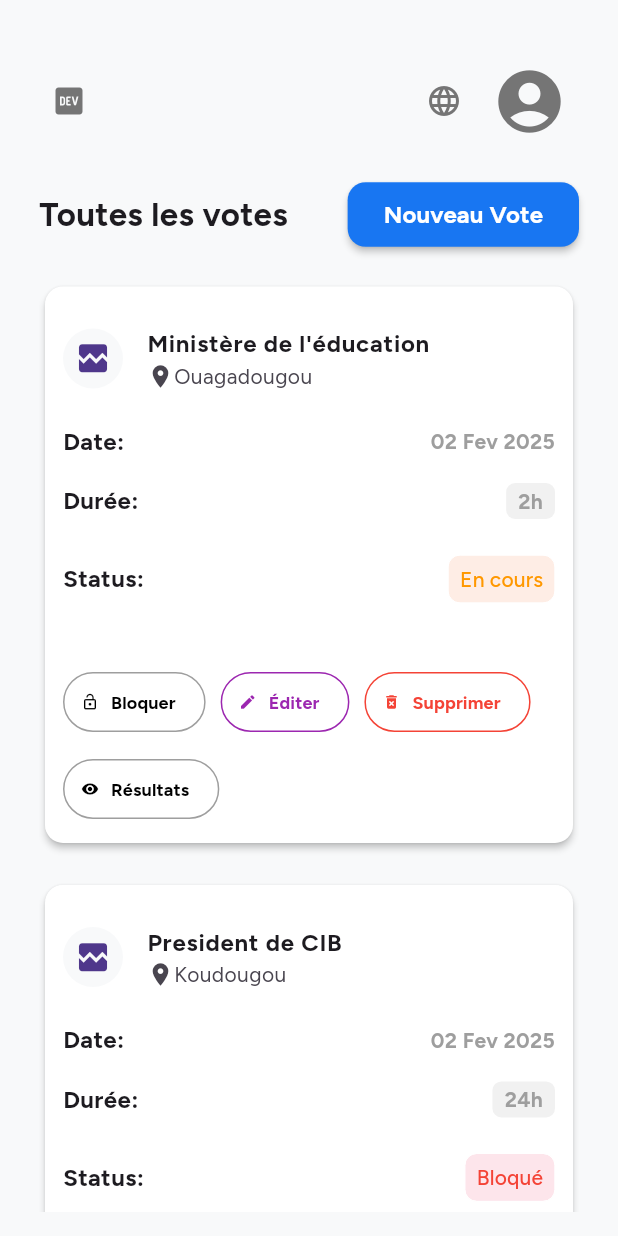
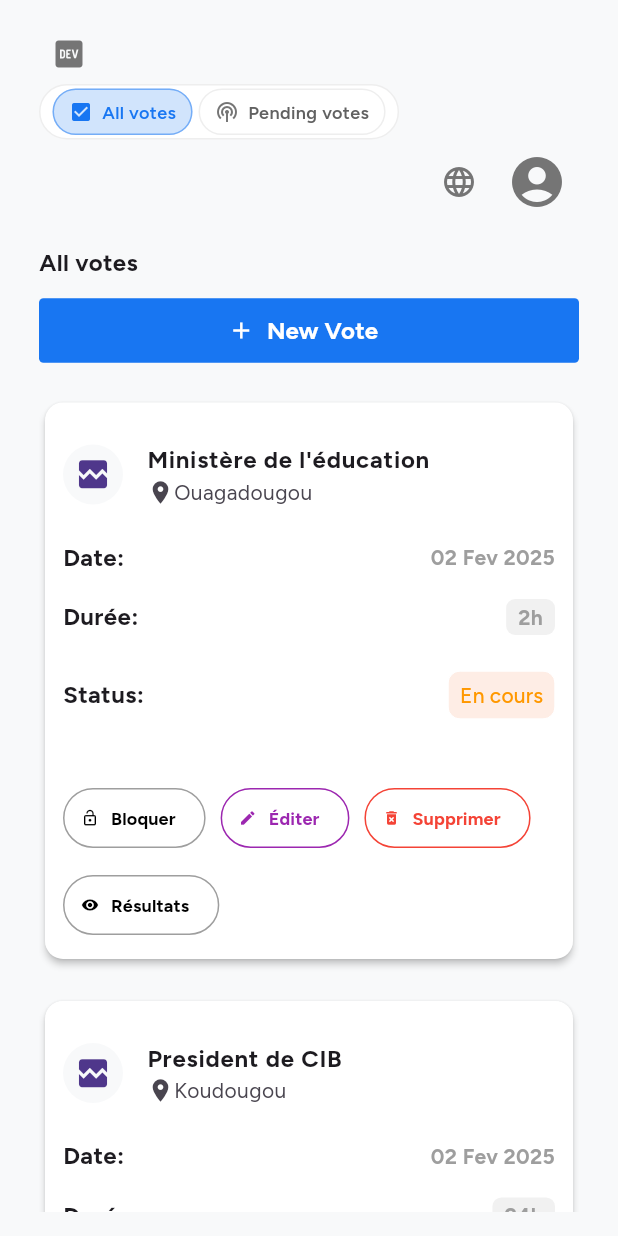
Before and after one commit to issiakaboss/faso-vote-client, a Flutter app: the screen it shows after launch, after a tap on the "language" icon, on a phone screen of 412 x 824 dp. Run offline on Flutter 3.47's test engine with Material 3 defaults, Android fonts, the phone set to English and light mode, and no system bars; our stand-ins replace diacritic, flutter_dotenv, get, get_storage, google_fonts, pinput; missing offline and left inert: laravel_echo_null, pusher_client_socket, super_tooltip; network calls fail.

Commit message:
vote list is ok1

```diff
--- /dev/null
+++ b/lib/app/data/models/vote.dart
@@ -0,0 +1,16 @@
+
+class VoteModel {
+  final String title;
+  final String location;
+  final String date;
+  final String duration;
+  final String status;
+
+  VoteModel({
+    required this.title,
+    required this.location,
+    required this.date,
+    required this.duration,
+    required this.status,
+  });
+}
--- a/lib/app/modules/admin/dashboard/controllers/dashboard_controller.dart
+++ b/lib/app/modules/admin/dashboard/controllers/dashboard_controller.dart
@@ -1,12 +1,14 @@
 import 'package:get/get.dart';
 
+import '../../../../data/models/vote.dart';
+
 class DashboardController extends GetxController {
-  //TODO: Implement DashboardController
-
-  final count = 0.obs;
+  final votes = <VoteModel>[].obs;
+  final selectedToggleIndex = 0.obs;
   @override
   void onInit() {
     super.onInit();
+    _loadVotes();
   }
 
   @override
@@ -19,5 +21,36 @@ class DashboardController extends GetxController {
     super.onClose();
   }
 
-  void increment() => count.value++;
+  void _loadVotes() {
+    votes.value = [
+      VoteModel(
+        title: "Ministère de l'éducation",
+        location: "Ouagadougou",
+        date: "02 Fev 2025",
+        duration: "2h",
+        status: "En cours",
+      ),
+      VoteModel(
+        title: "President de CIB",
+        location: "Koudougou",
+        date: "02 Fev 2025",
+        duration: "24h",
+        status: "Bloqué",
+      ),
+      VoteModel(
+        title: "Chef de Police",
+        location: "Ouagadougou",
+        date: "02 Fev 2025",
+        duration: "1 jour",
+        status: "Terminé",
+      ),
+      VoteModel(
+        title: "Directeur général",
+        location: "Ouagadougou",
+        date: "02 Fev 2025",
+        duration: "3h",
+        status: "En cours",
+      ),
+    ];
+  }
 }
--- a/lib/app/modules/admin/dashboard/views/dashboard_view.dart
+++ b/lib/app/modules/admin/dashboard/views/dashboard_view.dart
@@ -3,10 +3,12 @@ import 'package:faso_vote_client/app/themes/app_text_styles.dart';
 import 'package:faso_vote_client/app/utils/constants/app_constant.dart';
 import 'package:faso_vote_client/app/widgets/custom_button.dart';
 import 'package:faso_vote_client/app/widgets/custom_text.dart';
+import 'package:faso_vote_client/generated/locales.g.dart';
 import 'package:flutter/material.dart';
 
 import 'package:get/get.dart';
 
+import '../../../../utils/helpers/responsive_helper.dart';
 import '../../widgets/vote_card.dart';
 import '../controllers/dashboard_controller.dart';
 
@@ -14,17 +16,12 @@ class DashboardView extends GetView<DashboardController> {
   const DashboardView({super.key});
   @override
   Widget build(BuildContext context) {
-    final screenWidth = context.width;
-
-    // Define breakpoints (you can adjust)
-    final bool isMobile = screenWidth < 600;
-    final bool isTablet = screenWidth >= 600 && screenWidth < 1024;
-    final bool isDesktop = screenWidth >= 1024;
+    final responsive = ResponsiveHelper(context);
     return Container(
       padding: EdgeInsets.symmetric(
-          horizontal: isDesktop
+          horizontal: responsive.isDesktop
               ? AppConstant.desktopHaurizontalPadding
-              : isTablet
+              : responsive.isTablet
                   ? AppConstant.tabletHaurizontalPadding
                   : 10.0),
       color: Get.theme.scaffoldBackgroundColor,
@@ -36,17 +33,57 @@ class DashboardView extends GetView<DashboardController> {
               child: Column(
                 crossAxisAlignment: CrossAxisAlignment.start,
                 children: [
+                  Column(
+                    children: [
+                      // Top bar with logo, toggle, and profile/language
                       SizedBox(
-                    height: context.height / 8,
-                    child: Row(
-                      mainAxisAlignment: MainAxisAlignment.spaceBetween,
+                        height: responsive.isMobile
+                            ? context.height / 6
+                            : context.height / 8,
+                        child: responsive.isMobile
+                            ? Column(
+                                crossAxisAlignment: CrossAxisAlignment.start,
+                                children: [
+                                  const Padding(
+                                    padding: EdgeInsets.all(8.0),
+                                    child: Icon(Icons.logo_dev),
+                                  ),
+                                  ToggleVotes(
+                                    onChanged: (index) {
+                                      controller.selectedToggleIndex.value =
+                                          index;
+                                    },
+                                  ),
+                                  Row(
+                                    mainAxisAlignment: MainAxisAlignment.end,
+                                    children: [
+                                      IconButton(
+                                          onPressed: () {},
+                                          icon: const Icon(Icons.language)),
+                                      IconButton(
+                                        onPressed: () {},
+                                        icon: const Icon(Icons.account_circle),
+                                        iconSize: 40,
+                                      ),
+                                    ],
+                                  ),
+                                ],
+                              )
+                            : Row(
+                                mainAxisAlignment:
+                                    MainAxisAlignment.spaceBetween,
                                 crossAxisAlignment: CrossAxisAlignment.center,
                                 children: [
                                   const Padding(
                                     padding: EdgeInsets.all(8.0),
                                     child: Icon(Icons.logo_dev),
                                   ),
-                        !isMobile ? ToggleVotes() : const SizedBox.shrink(),
+                                  ToggleVotes(
+                                    onChanged: (index) {
+                                      controller.selectedToggleIndex.value =
+                                          index;
+                                    },
+                                  ),
                                   Row(
                                     children: [
                                       IconButton(
@@ -62,56 +99,83 @@ class DashboardView extends GetView<DashboardController> {
                                 ],
                               ),
                       ),
-                  Row(
+
+                      const SizedBox(height: 10),
+
+                      // Title and new vote button
+                      responsive.isMobile
+                          ? Column(
+                              crossAxisAlignment: CrossAxisAlignment.stretch,
+                              children: [
+                                CustomText(
+                                  text: LocaleKeys.all_votes.tr,
+                                  style: AppTextStyles.heading5(),
+                                ),
+                                const SizedBox(height: 10),
+                                CustomButton.primaryButton(
+                                  elevation: 0.0,
+                                  onPressed: () {},
+                                  prefix: const Icon(Icons.add,
+                                      color: Colors.white),
+                                  buttonTitle: LocaleKeys.buttons_new_vote.tr,
+                                  borderRadius: 3.0,
+                                ),
+                              ],
+                            )
+                          : Row(
                               mainAxisAlignment: MainAxisAlignment.spaceBetween,
                               children: [
                                 CustomText(
-                        text: "Toutes les votes",
+                                  text: LocaleKeys.all_votes.tr,
                                   style: AppTextStyles.heading4(),
                                 ),
                                 CustomButton.primaryButton(
-                          onPressed: () {}, buttonTitle: "Nouveau Vote"),
+                                  elevation: 0.0,
+                                  onPressed: () {},
+                                  prefix: const Icon(Icons.add,
+                                      color: Colors.white),
+                                  buttonTitle: LocaleKeys.buttons_new_vote.tr,
+                                  borderRadius: 3.0,
+                                ),
+                              ],
+                            ),
                     ],
                   ),
                   const SizedBox(height: 20),
                   Expanded(
-                    child: GridView.builder(
+                    child: Obx(() {
+                      final filteredVotes =
+                          controller.selectedToggleIndex.value == 0
+                              ? controller.votes
+                              : controller.votes
+                                  .where((vote) => vote.status == "En cours")
+                                  .toList();
+                      return GridView.builder(
                         gridDelegate: SliverGridDelegateWithFixedCrossAxisCount(
-                        crossAxisCount: isMobile
+                            crossAxisCount: responsive.isMobile
                                 ? 1
                                 : (constraints.maxWidth > 1000 ? 4 : 2),
                             crossAxisSpacing: 20,
                             mainAxisSpacing: 20,
-                        childAspectRatio: isMobile
+                            childAspectRatio: responsive.isMobile
                                 ? 0.95
-                            : isTablet
+                                : responsive.isTablet
                                     ? 0.9
-                                : 1,
-                        // mainAxisExtent: 330,
-                      ),
-                      itemCount: 4,
+                                    : 0.7),
+                        itemCount: filteredVotes.length,
+                        shrinkWrap: true,
                         itemBuilder: (context, index) {
+                          final vote = filteredVotes[index];
                           return VoteCard(
-                          title: index == 0
-                              ? "Ministère de l'éducation"
-                              : index == 1
-                                  ? "President de CIB"
-                                  : "Chef de Police",
-                          location: index == 1 ? "Koudougou" : "Ouagadougou",
-                          date: "02 Fev 2025",
-                          duration: index == 0
-                              ? "2h"
-                              : index == 1
-                                  ? "24h"
-                                  : "1 jour",
-                          status: index == 0
-                              ? "En cours"
-                              : index == 1
-                                  ? "Bloqué"
-                                  : "Terminé",
+                            title: vote.title,
+                            location: vote.location,
+                            date: vote.date,
+                            duration: vote.duration,
+                            status: vote.status,
                           );
                         },
-                    ),
+                      );
+                    }),
                   ),
                 ],
               ),
--- a/lib/app/modules/admin/widgets/toggle_vote.dart
+++ b/lib/app/modules/admin/widgets/toggle_vote.dart
@@ -1,10 +1,17 @@
 import 'package:faso_vote_client/app/themes/app_colors.dart';
 import 'package:faso_vote_client/app/themes/app_text_styles.dart';
 import 'package:faso_vote_client/app/widgets/custom_text.dart';
+import 'package:faso_vote_client/generated/locales.g.dart';
 import 'package:flutter/material.dart';
 import 'package:get/get.dart';
 
+import '../../../utils/helpers/responsive_helper.dart';
+
 class ToggleVotes extends StatefulWidget {
+  final Function(int index) onChanged;
+
+  const ToggleVotes({Key? key, required this.onChanged}) : super(key: key);
+
   @override
   _ToggleVotesState createState() => _ToggleVotesState();
 }
@@ -12,14 +19,20 @@ class ToggleVotes extends StatefulWidget {
 class _ToggleVotesState extends State<ToggleVotes> {
   int selectedIndex = 0;
 
-  final List<String> labels = ["Toutes les votes", "Votes en cours"];
+  final List<String> labels = [
+    LocaleKeys.all_votes.tr,
+    LocaleKeys.pending_votes.tr
+  ];
   final List<IconData> icons = [Icons.check_box, Icons.podcasts];
 
   @override
   Widget build(BuildContext context) {
+    final isMobile = ResponsiveHelper(context).isMobile;
     return Container(
-      width: Get.width / 4.2,
-      padding: const EdgeInsets.symmetric(vertical: 4.0, horizontal: 14.0),
+      padding: EdgeInsets.symmetric(
+        vertical: isMobile ? 2.0 : 4.0,
+        horizontal: isMobile ? 8.0 : 14.0,
+      ),
       decoration: BoxDecoration(
           color: Colors.white,
           borderRadius: BorderRadius.circular(30),
@@ -29,15 +42,23 @@ class _ToggleVotesState extends State<ToggleVotes> {
         mainAxisAlignment: MainAxisAlignment.spaceBetween,
         children: List.generate(labels.length, (index) {
           final bool isSelected = selectedIndex == index;
-          return GestureDetector(
+          return Padding(
+            padding: index == 1
+                ? EdgeInsets.only(left: isMobile ? 4.0 : 8.0)
+                : const EdgeInsets.all(0.0),
+            child: GestureDetector(
               onTap: () {
                 setState(() {
                   selectedIndex = index;
                 });
+                widget.onChanged(index);
               },
               child: AnimatedContainer(
                 duration: const Duration(milliseconds: 250),
-              padding: const EdgeInsets.symmetric(horizontal: 14, vertical: 10),
+                padding: EdgeInsets.symmetric(
+                  horizontal: isMobile ? 10 : 14,
+                  vertical: isMobile ? 6 : 10,
+                ),
                 decoration: BoxDecoration(
                   color: isSelected
                       ? AppColors.primary.withOpacity(0.2)
@@ -52,18 +73,20 @@ class _ToggleVotesState extends State<ToggleVotes> {
                   children: [
                     Icon(
                       icons[index],
-                    size: 18,
+                      size: isMobile ? 16 : 18,
                       color: isSelected ? AppColors.primary : Colors.grey[600],
                     ),
                     const SizedBox(width: 6),
                     CustomText(
                       text: labels[index],
                       style: AppTextStyles.bodyText1().copyWith(
-                        fontSize: 14.0,
-                        color:
-                            isSelected ? AppColors.primary : Colors.grey[700]),
+                          fontSize: isMobile ? 12.0 : 14.0,
+                          color: isSelected
+                              ? AppColors.primary
+                              : Colors.grey[700]),
                     )
                   ],
+                ),
               ),
             ),
           );
--- a/lib/app/utils/constants/app_constant.dart
+++ b/lib/app/utils/constants/app_constant.dart
@@ -1,5 +1,5 @@
 abstract class AppConstant {
-  static const double desktopHaurizontalPadding = 100.0;
+  static const double desktopHaurizontalPadding = 80.0;
   static const double tabletHaurizontalPadding = 50.0;
   static const double haurizontalPadding = 14.0;
   static const int passWordMinLength = 8;
--- /dev/null
+++ b/lib/app/utils/helpers/responsive_helper.dart
@@ -0,0 +1,14 @@
+import 'package:flutter/material.dart';
+
+class ResponsiveHelper {
+  final BuildContext context;
+  final double screenWidth;
+
+  ResponsiveHelper(this.context) : screenWidth = MediaQuery.of(context).size.width;
+
+  bool get isMobile => screenWidth < 600;
+
+  bool get isTablet => screenWidth >= 600 && screenWidth < 1024;
+
+  bool get isDesktop => screenWidth >= 1024;
+}
--- a/lib/app/widgets/tooltip/tooltip.dart
+++ b/lib/app/widgets/tooltip/tooltip.dart
@@ -1,10 +1,6 @@
-import 'package:faso_vote_client/generated/locales.g.dart';
 import 'package:flutter/material.dart';
-import 'package:get/get.dart';
 import 'package:intl/intl.dart';
 import 'package:super_tooltip/super_tooltip.dart';
-
-import '../../utils/functions/function.dart';
 import 'tooltipContent.dart';
 
 class CustomTooltip extends StatefulWidget {
@@ -95,7 +91,7 @@ class _CustomTooltipState extends State<CustomTooltip> {
         child: InkWell(
           key: _key,
           onLongPress: () {
-            Functions.copyText(text: widget.label.toString(),message: LocaleKeys.id_transaction_copied.tr);
+
           },
           onTap: () async {
             WidgetsBinding.instance.addPostFrameCallback((_) {});
--- a/lib/app/widgets/tooltip/tooltipContentType.dart
+++ b/lib/app/widgets/tooltip/tooltipContentType.dart
@@ -61,11 +61,7 @@ class _TooltipContentTextState extends State<TooltipContentText> {
           Padding(
             padding: const EdgeInsets.only(left: 8.0),
             child: GestureDetector(
-              onTap: () {
-                Functions.copyText(
-                    text: value ?? "",
-                    message: LocaleKeys.id_transaction_copied.tr);
-              },
+              onTap: () {},
               child: const Icon(Icons.copy, size: 20, color: Colors.grey),
             ),
           ),
```
Also changed, not shown: lib/app/localization/en_US.json (+7 -100 lines), lib/app/localization/fr_FR.json (+6 -81 lines), lib/app/utils/functions/function.dart (+2 -14 lines), lib/generated/locales.g.dart. Lines whose indentation alone changed are shown as unchanged.
